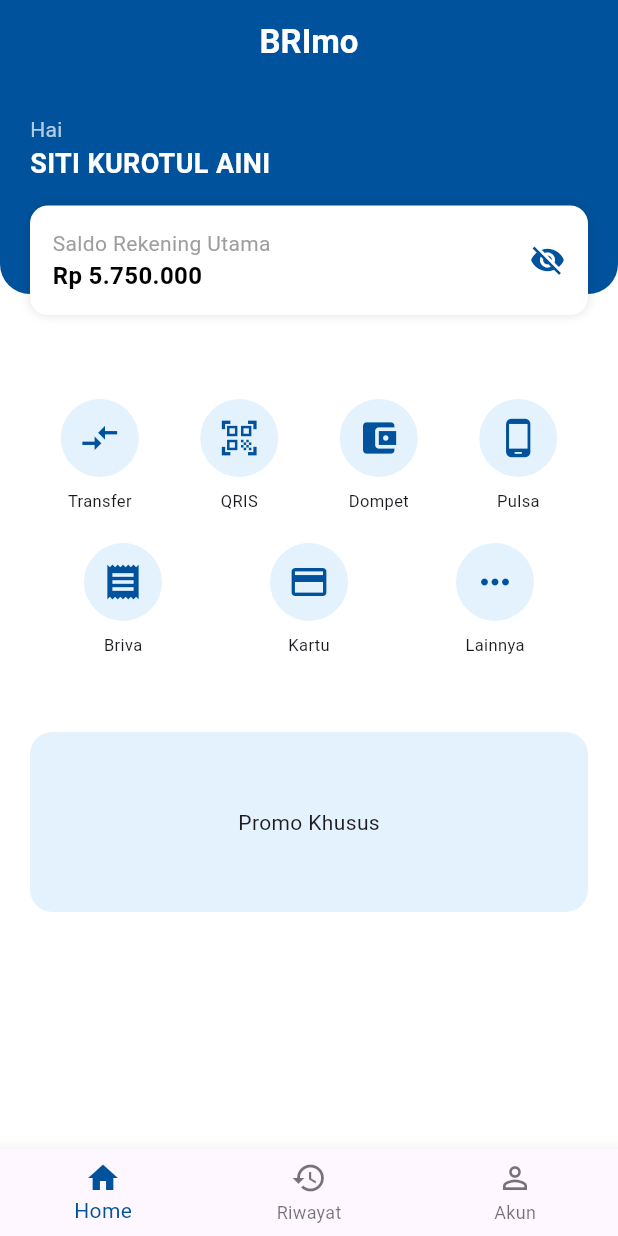
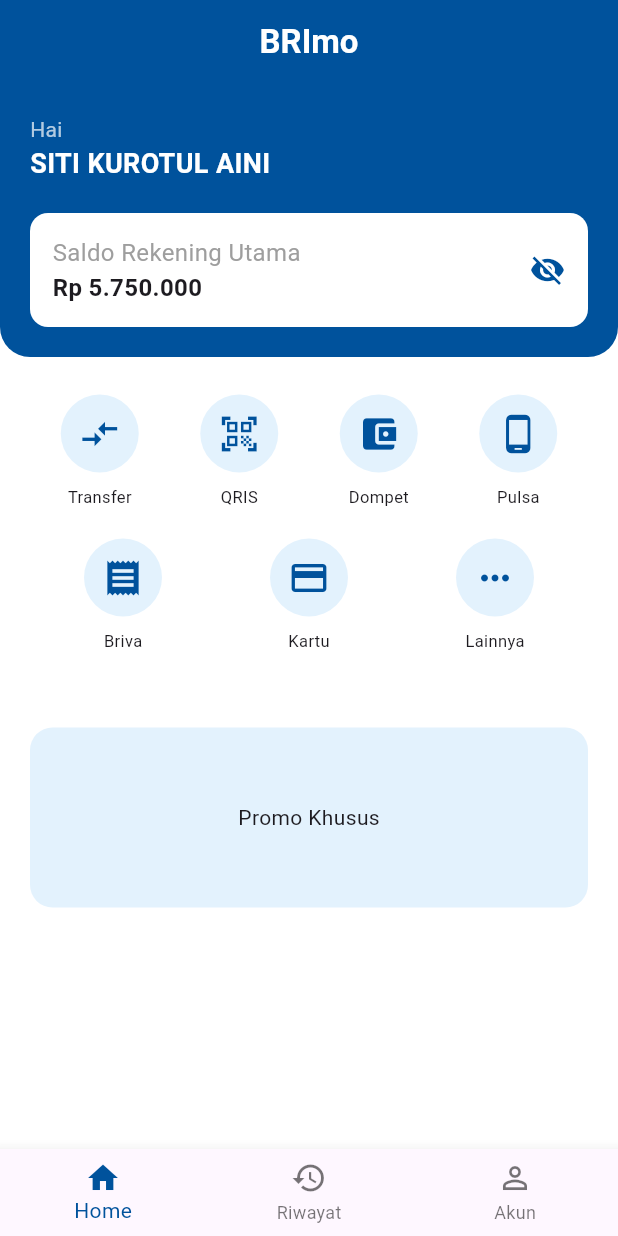
Before and after one commit to kurotulaini17/uts_mobile_banking, a Flutter app: the screen it shows after launch, on a phone screen of 412 x 824 dp. Run offline on Flutter 3.47's test engine with Material 3 defaults, Android fonts, the phone set to English and light mode, and no system bars.

Commit message:
update tampilan saldo

```diff
--- a/lib/main.dart
+++ b/lib/main.dart
@@ -1,6 +1,5 @@
 import 'package:flutter/material.dart';
 
-// Tes Update git
 void main() {
   runApp(const MyBrimoApp());
 }
@@ -38,11 +37,10 @@
       body: SingleChildScrollView(
         child: Column(
           children: [
-            Stack(
-              clipBehavior: Clip.none,
-              children: [
+            //Background Biru
             Container(
-                  height: 140,
+              width: double.infinity,
+              padding: const EdgeInsets.all(20),
               decoration: const BoxDecoration(
                 color: Color(0xFF00529C),
                 borderRadius: BorderRadius.only(
@@ -50,15 +48,10 @@
                   bottomRight: Radius.circular(20),
                 ),
               ),
-                ),
-                Positioned(
-                  top: 20,
-                  left: 20,
-                  right: 20,
               child: Column(
                 crossAxisAlignment: CrossAxisAlignment.start,
                 children: [
-                      Text("Hai", style: TextStyle(color: Colors.white70)),
+                  const Text("Hai", style: TextStyle(color: Colors.white70)),
                   Text(
                     "SITI KUROTUL AINI",
                     style: TextStyle(
@@ -67,51 +60,45 @@
                       fontSize: 18,
                     ),
                   ),
-                      const SizedBox(height: 15),
+                  const SizedBox(height: 20),
 
                   Container(
                     padding: const EdgeInsets.all(15),
                     decoration: BoxDecoration(
                       color: Colors.white,
                       borderRadius: BorderRadius.circular(12),
-                          boxShadow: [
-                            BoxShadow(color: Colors.black12, blurRadius: 5),
-                          ],
                     ),
-                        child: Row(
+                    child: const Row(
                       mainAxisAlignment: MainAxisAlignment.spaceBetween,
                       children: [
                         Column(
                           crossAxisAlignment: CrossAxisAlignment.start,
                           children: [
-                                const Text(
+                            Text(
                               "Saldo Rekening Utama",
-                                  style: TextStyle(color: Colors.grey),
+                              style: TextStyle(
+                                color: Colors.grey,
+                                fontSize: 16,
                               ),
-                                const Text(
+                            ),
+                            Text(
                               "Rp 5.750.000",
                               style: TextStyle(
                                 fontWeight: FontWeight.bold,
                                 fontSize: 16,
-                                    color: Colors.black,
                               ),
                             ),
                           ],
                         ),
-                            const Icon(
-                              Icons.visibility_off,
-                              color: Color(0xFF00529C),
-                            ),
+                        Icon(Icons.visibility_off, color: Color(0xFF00529C)),
                       ],
                     ),
                   ),
                 ],
               ),
             ),
-              ],
-            ),
 
-            const SizedBox(height: 70),
+            const SizedBox(height: 25),
 
             // Menu Grid
             Padding(
@@ -161,6 +148,7 @@
           ],
         ),
       ),
+
       bottomNavigationBar: BottomNavigationBar(
         selectedItemColor: const Color(0xFF00529C),
         type: BottomNavigationBarType.fixed,
```
Lines whose indentation alone changed are shown as unchanged.
